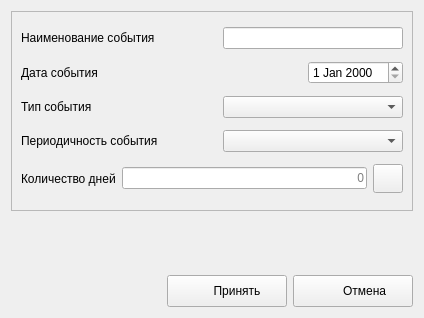
Before: the Qt Designer form ui/f_eventeditor.ui in wterkin/qt-forget-me-not, drawn with Qt 5.
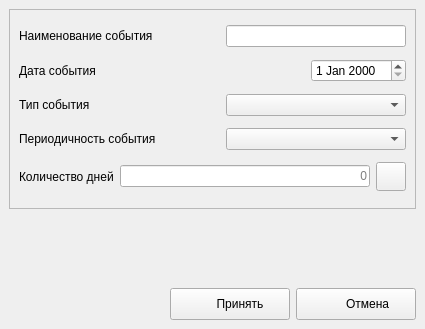
After: the same form once the commit is applied. Icons and pictures are not drawn.

Commit message: Окно редактирования события переделано на MainWindow

```diff
--- a/ui/f_eventeditor.ui
+++ b/ui/f_eventeditor.ui
@@ -1,18 +1,19 @@
 <?xml version="1.0" encoding="UTF-8"?>
 <ui version="4.0">
- <class>Dialog</class>
- <widget class="QDialog" name="Dialog">
+ <class>window_EventEditor</class>
+ <widget class="QMainWindow" name="window_EventEditor">
   <property name="geometry">
    <rect>
     <x>0</x>
     <y>0</y>
-    <width>424</width>
-    <height>318</height>
+    <width>425</width>
+    <height>329</height>
    </rect>
   </property>
   <property name="windowTitle">
    <string>Dialog</string>
   </property>
+  <widget class="QWidget" name="centralwidget">
   <layout class="QVBoxLayout" name="verticalLayout_2">
    <item>
     <widget class="QFrame" name="frame">
@@ -216,7 +217,7 @@
      <property name="sizeHint" stdset="0">
       <size>
        <width>20</width>
-       <height>43</height>
+        <height>62</height>
       </size>
      </property>
     </spacer>
@@ -280,6 +281,7 @@
    </item>
   </layout>
  </widget>
+ </widget>
  <resources/>
  <connections>
   <connection>
```
Left out of the diff: 14 changed lines with no effect on the pictures. Lines whose indentation alone changed are shown as unchanged. The commit also changes 3 other files.
